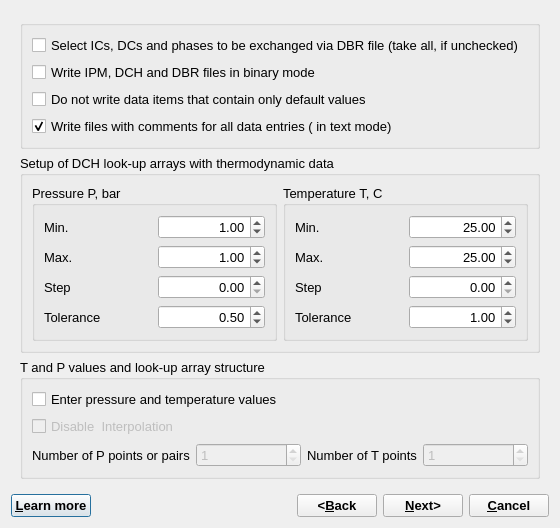
This is GUI/Dialogs4/LookupDialog4.ui in gemshub/GEMSGUI as Qt 5 draws it before an edit. The edited form follows.
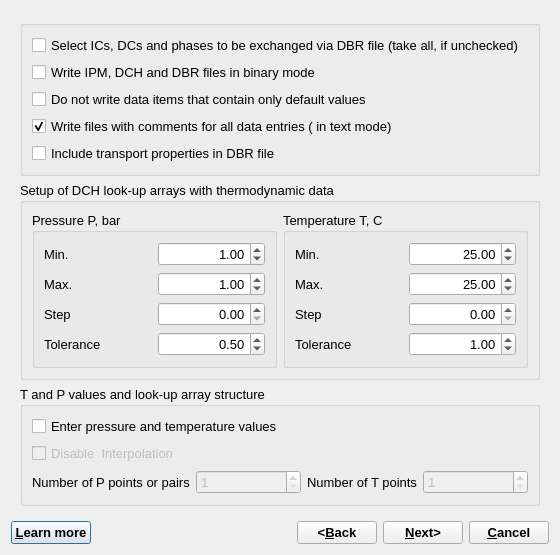
This is the edited form.

Commit message: SD: Bugfix related to excluded transport properties in DBR file

```diff
--- a/GUI/Dialogs4/LookupDialog4.ui
+++ b/GUI/Dialogs4/LookupDialog4.ui
@@ -66,6 +66,16 @@
             </property>
            </widget>
           </item>
+          <item>
+           <widget class="QCheckBox" name="chNoNodearray">
+            <property name="text">
+             <string>Include transport properties in DBR file</string>
+            </property>
+            <property name="checked">
+             <bool>false</bool>
+            </property>
+           </widget>
+          </item>
          </layout>
         </widget>
        </item>
```
The commit also changes 5 other files.
